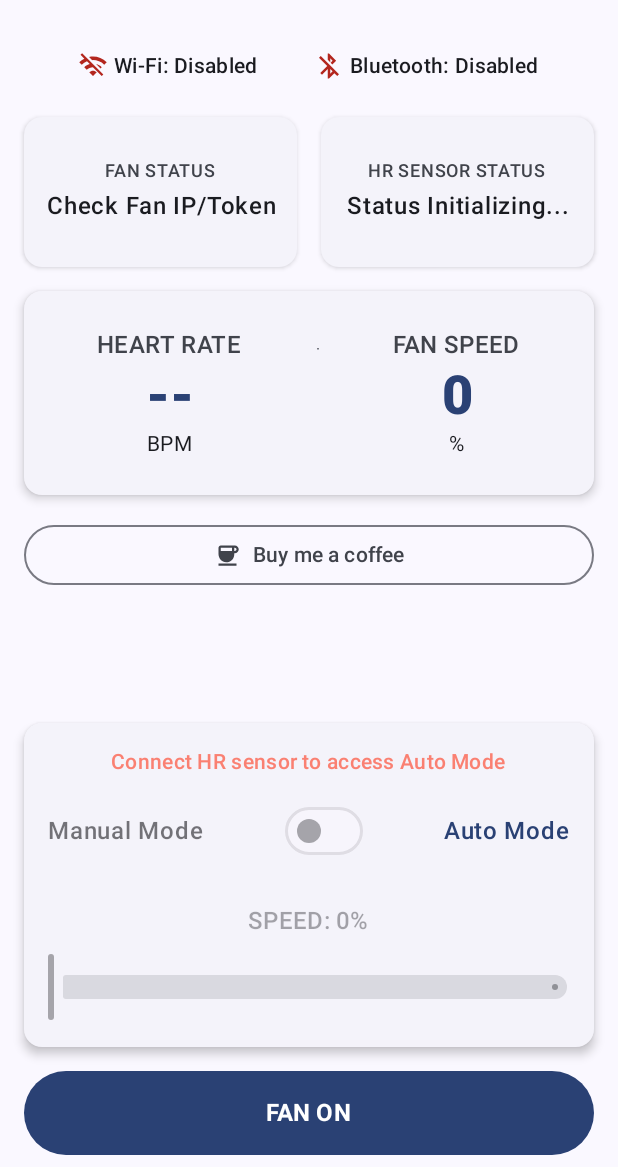
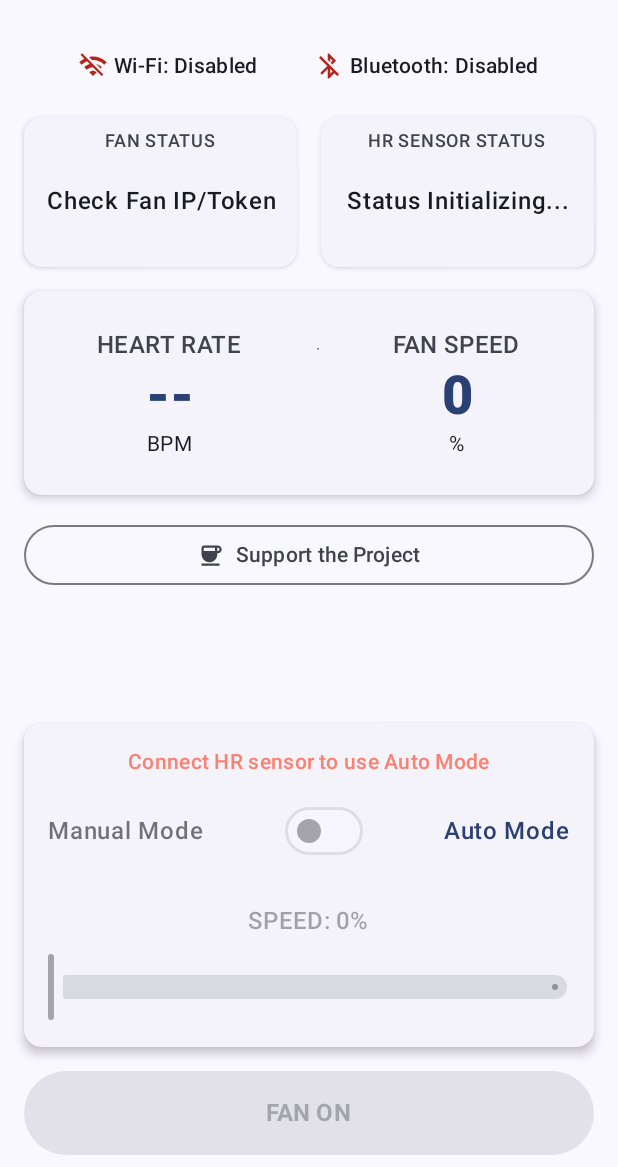
Before and after one commit to chudzik28/SmartHR-FanControl, an Android app built with Jetpack Compose: the composable MainScreen shown on its own in the app's theme, on a phone screen of 412 x 824 dp, the part 69-1236 px from its top. Run offline under Robolectric (Android 15) with nearby library versions, the phone set to English and light mode, and no system bars; 4 statements that could not run were skipped.

```diff
--- a/app/src/main/java/com/chudzikiewicz/smarthrfancontrol/ui/screens/DeviceScanSreen.kt
+++ b/app/src/main/java/com/chudzikiewicz/smarthrfancontrol/ui/screens/DeviceScanSreen.kt
@@ -142,7 +142,7 @@ private fun DeviceScanContent(
                     Switch(
                         checked = uiState.isHrSharingEnabled,
                         onCheckedChange = { onToggleHrSharing() },
-                        enabled = uiState.isBluetoothEnabled
+                        enabled = uiState.isBluetoothEnabled && uiState.selectedHrDeviceAddress != null
                     )
                 }
             }
--- a/app/src/main/java/com/chudzikiewicz/smarthrfancontrol/ui/screens/MainScreen.kt
+++ b/app/src/main/java/com/chudzikiewicz/smarthrfancontrol/ui/screens/MainScreen.kt
@@ -15,20 +15,11 @@
  * You should have received a copy of the GNU General Public License
  * along with this program. If not, see <https://www.gnu.org/licenses/>.
  */
+
 package com.chudzikiewicz.smarthrfancontrol.ui.screens
 
 import android.widget.Toast
-import androidx.compose.foundation.layout.Arrangement
-import androidx.compose.foundation.layout.Column
-import androidx.compose.foundation.layout.PaddingValues
-import androidx.compose.foundation.layout.Row
-import androidx.compose.foundation.layout.Spacer
-import androidx.compose.foundation.layout.fillMaxSize
-import androidx.compose.foundation.layout.fillMaxWidth
-import androidx.compose.foundation.layout.height
-import androidx.compose.foundation.layout.padding
-import androidx.compose.foundation.layout.size
-import androidx.compose.foundation.layout.width
+import androidx.compose.foundation.layout.*
 import androidx.compose.foundation.rememberScrollState
 import androidx.compose.foundation.verticalScroll
 import androidx.compose.material.icons.Icons
@@ -37,22 +28,7 @@ import androidx.compose.material.icons.filled.BluetoothDisabled
 import androidx.compose.material.icons.filled.Coffee
 import androidx.compose.material.icons.filled.Wifi
 import androidx.compose.material.icons.filled.WifiOff
-import androidx.compose.material3.Button
-import androidx.compose.material3.ButtonDefaults
-import androidx.compose.material3.CardDefaults
-import androidx.compose.material3.CenterAlignedTopAppBar
-import androidx.compose.material3.DividerDefaults
-import androidx.compose.material3.ElevatedCard
-import androidx.compose.material3.ExperimentalMaterial3Api
-import androidx.compose.material3.HorizontalDivider
-import androidx.compose.material3.Icon
-import androidx.compose.material3.LinearProgressIndicator
-import androidx.compose.material3.MaterialTheme
-import androidx.compose.material3.OutlinedButton
-import androidx.compose.material3.Scaffold
-import androidx.compose.material3.Slider
-import androidx.compose.material3.Switch
-import androidx.compose.material3.Text
+import androidx.compose.material3.*
 import androidx.compose.runtime.Composable
 import androidx.compose.runtime.LaunchedEffect
 import androidx.compose.runtime.collectAsState
@@ -78,13 +54,11 @@ fun MainScreen(viewModel: MainViewModel) {
 
     LaunchedEffect(key1 = true) {
         viewModel.events.collect { message ->
-            Toast.makeText(
-                context,
-                message,
-                Toast.LENGTH_LONG
-            ).show()
+            Toast.makeText(context, message, Toast.LENGTH_LONG).show()
         }
     }
+
+    val isFanConnected = uiState.fanConnectionStatus.startsWith("Connected")
 
     Scaffold(
         topBar = {
@@ -114,18 +88,19 @@ fun MainScreen(viewModel: MainViewModel) {
             )
 
             Row(
-                modifier = Modifier.fillMaxWidth(),
+                modifier = Modifier
+                    .fillMaxWidth()
+                    .height(IntrinsicSize.Min),
                 horizontalArrangement = Arrangement.spacedBy(16.dp)
             ) {
                 CompactStatusCard(
-                    modifier = Modifier.weight(1f),
+                    modifier = Modifier.weight(1f).fillMaxHeight(),
                     title = "Fan Status",
                     status = uiState.fanConnectionStatus,
                     isConnecting = uiState.isFanConnecting
                 )
-
                 CompactStatusCard(
-                    modifier = Modifier.weight(1f),
+                    modifier = Modifier.weight(1f).fillMaxHeight(),
                     title = "HR Sensor Status",
                     status = uiState.hrDeviceStatus,
                     isConnecting = uiState.isHrConnecting
@@ -144,21 +119,20 @@ fun MainScreen(viewModel: MainViewModel) {
                 fanSpeed = uiState.currentFanSpeed
             )
 
-            SupportButton(
-                url = "https://buymeacoffee.com/chudzim"
-            )
+            SupportButton(url = "https://buymeacoffee.com/chudzim")
 
             Spacer(modifier = Modifier.weight(1f))
 
             FanControlPanel(
                 uiState = uiState,
-                isPanelEnabled = uiState.isFanOn,
+                isPanelEnabled = isFanConnected && uiState.isFanOn,
                 onAutoModeToggle = { viewModel.toggleAutoMode() },
                 onManualSpeedChange = { viewModel.setManualFanSpeed(it) }
             )
 
             MasterToggleButton(
                 isFanOn = uiState.isFanOn,
+                isEnabled = isFanConnected,
                 onClick = { viewModel.toggleFan() }
             )
         }
@@ -181,39 +155,23 @@ private fun ReconnectAlerts(
             verticalAlignment = Alignment.CenterVertically
         ) {
             if (isFanVisible) {
-                ReconnectButton(
-                    modifier = Modifier.weight(1f),
-                    label = "Reconnect Fan",
-                    onClick = onFanClick
-                )
+                ReconnectButton(modifier = Modifier.weight(1f), label = "Reconnect Fan", onClick = onFanClick)
             }
             if (isHrVisible) {
-                ReconnectButton(
-                    modifier = Modifier.weight(1f),
-                    label = "Reconnect HR sensor",
-                    onClick = onHrClick
-                )
+                ReconnectButton(modifier = Modifier.weight(1f), label = "Reconnect HR sensor", onClick = onHrClick)
             }
         }
     }
 }
 
 @Composable
-private fun ReconnectButton(
-    modifier: Modifier = Modifier,
-    label: String,
-    onClick: () -> Unit
-) {
+private fun ReconnectButton(modifier: Modifier = Modifier, label: String, onClick: () -> Unit) {
     Button(
         onClick = onClick,
         modifier = modifier.height(48.dp),
         contentPadding = PaddingValues(horizontal = 16.dp)
     ) {
-        Text(
-            text = label,
-            style = MaterialTheme.typography.labelLarge,
-            fontWeight = FontWeight.Bold
-        )
+        Text(text = label, style = MaterialTheme.typography.labelLarge, fontWeight = FontWeight.Bold)
     }
 }
 
@@ -224,10 +182,8 @@ private fun CompactStatusCard(
     status: String,
     isConnecting: Boolean
 ) {
-    val fixedHeight = 100.dp
-
     ElevatedCard(
-        modifier = modifier.height(fixedHeight),
+        modifier = modifier.heightIn(min = 100.dp),
         elevation = CardDefaults.elevatedCardElevation(defaultElevation = 2.dp)
     ) {
         Column(
@@ -235,24 +191,21 @@ private fun CompactStatusCard(
                 .fillMaxSize()
                 .padding(horizontal = 12.dp, vertical = 8.dp),
             horizontalAlignment = Alignment.CenterHorizontally,
-            verticalArrangement = Arrangement.Center
         ) {
             Text(
                 text = title.uppercase(Locale.getDefault()),
                 style = MaterialTheme.typography.labelMedium,
                 color = MaterialTheme.colorScheme.onSurfaceVariant
             )
-
-            Spacer(modifier = Modifier.height(6.dp))
-
+            Spacer(modifier = Modifier.weight(1f))
             Text(
                 text = status,
                 style = MaterialTheme.typography.bodyLarge,
                 fontWeight = FontWeight.SemiBold,
                 textAlign = TextAlign.Center,
-                modifier = Modifier.weight(1f, fill = false)
+                maxLines = 3
             )
-
+            Spacer(modifier = Modifier.weight(1f))
             if (isConnecting) {
                 LinearProgressIndicator(
                     modifier = Modifier
@@ -261,9 +214,7 @@ private fun CompactStatusCard(
                         .padding(top = 4.dp)
                 )
             } else {
-                Spacer(modifier = Modifier
-                    .height(4.dp)
-                    .padding(top = 4.dp))
+                Spacer(modifier = Modifier.height(4.dp).padding(top = 4.dp))
             }
         }
     }
@@ -276,7 +227,7 @@ private fun FanControlPanel(
     onAutoModeToggle: () -> Unit,
     onManualSpeedChange: (Int) -> Unit
 ) {
-    val isHrConnected = uiState.currentHeartRate > 0
+    val isHrSensorActive = uiState.selectedHrDeviceAddress != null && uiState.hrDeviceStatus.startsWith("Connected")
 
     ElevatedCard(
         modifier = Modifier.fillMaxWidth(),
@@ -286,16 +237,15 @@ private fun FanControlPanel(
             horizontalAlignment = Alignment.CenterHorizontally,
             modifier = Modifier.padding(16.dp)
         ) {
-            if (!isHrConnected) {
+            if (!isHrSensorActive) {
                 Text(
-                    text = "Connect HR sensor to access Auto Mode",
+                    text = "Connect HR sensor to use Auto Mode",
                     color = WarningSalmon,
                     style = MaterialTheme.typography.bodyMedium,
                     fontWeight = FontWeight.SemiBold,
                     modifier = Modifier.padding(bottom = 12.dp)
                 )
             }
-
             Row(
                 modifier = Modifier.fillMaxWidth(),
                 verticalAlignment = Alignment.CenterVertically,
@@ -303,33 +253,25 @@ private fun FanControlPanel(
             ) {
                 Text(
                     "Manual Mode",
-                    color = if (uiState.isAutoModeEnabled || !isPanelEnabled) MaterialTheme.colorScheme.onSurface.copy(
-                        alpha = 0.6f
-                    ) else MaterialTheme.colorScheme.primary,
+                    color = if (uiState.isAutoModeEnabled || !isPanelEnabled) MaterialTheme.colorScheme.onSurface.copy(alpha = 0.6f) else MaterialTheme.colorScheme.primary,
                     fontWeight = FontWeight.SemiBold
                 )
                 Switch(
                     checked = uiState.isAutoModeEnabled,
                     onCheckedChange = { onAutoModeToggle() },
-                    enabled = isPanelEnabled,
+                    enabled = isPanelEnabled && isHrSensorActive,
                 )
                 Text(
                     "Auto Mode",
-                    color = if (!uiState.isAutoModeEnabled && isPanelEnabled) MaterialTheme.colorScheme.onSurface.copy(
-                        alpha = 0.6f
-                    ) else MaterialTheme.colorScheme.primary,
+                    color = if (!uiState.isAutoModeEnabled && isPanelEnabled) MaterialTheme.colorScheme.onSurface.copy(alpha = 0.6f) else MaterialTheme.colorScheme.primary,
                     fontWeight = FontWeight.SemiBold
                 )
             }
-
             Spacer(modifier = Modifier.height(24.dp))
-
             Text(
                 "SPEED: ${uiState.currentFanSpeed}%",
                 style = MaterialTheme.typography.titleMedium,
-                color = if (!isPanelEnabled || uiState.isAutoModeEnabled) MaterialTheme.colorScheme.onSurface.copy(
-                    alpha = 0.38f
-                ) else MaterialTheme.colorScheme.onSurface
+                color = if (!isPanelEnabled || uiState.isAutoModeEnabled) MaterialTheme.colorScheme.onSurface.copy(alpha = 0.38f) else MaterialTheme.colorScheme.onSurface
             )
             Spacer(modifier = Modifier.height(8.dp))
             Slider(
@@ -344,9 +286,14 @@ private fun FanControlPanel(
 }
 
 @Composable
-private fun MasterToggleButton(isFanOn: Boolean, onClick: () -> Unit) {
+private fun MasterToggleButton(
+    isFanOn: Boolean,
+    isEnabled: Boolean,
+    onClick: () -> Unit
+) {
     Button(
         onClick = onClick,
+        enabled = isEnabled,
         modifier = Modifier
             .fillMaxWidth()
             .height(56.dp),
@@ -382,8 +329,7 @@ private fun ConnectivityStatusItem(label: String, isEnabled: Boolean) {
         "Bluetooth" -> if (isEnabled) Icons.Default.Bluetooth else Icons.Default.BluetoothDisabled
         else -> if (isEnabled) Icons.Default.Wifi else Icons.Default.WifiOff
     }
-    val color =
-        if (isEnabled) MaterialTheme.colorScheme.primary else MaterialTheme.colorScheme.error
+    val color = if (isEnabled) MaterialTheme.colorScheme.primary else MaterialTheme.colorScheme.error
     val text = if (isEnabled) "Enabled" else "Disabled"
 
     Row(verticalAlignment = Alignment.CenterVertically) {
@@ -432,7 +378,7 @@ private fun DataDisplayCard(heartRate: Int, fanSpeed: Int) {
 private fun DataColumn(label: String, value: String, unit: String) {
     Column(horizontalAlignment = Alignment.CenterHorizontally) {
         Text(
-            text = label,
+            text = label.uppercase(Locale.getDefault()),
             style = MaterialTheme.typography.titleMedium,
             color = MaterialTheme.colorScheme.onSurfaceVariant
         )
@@ -460,6 +406,6 @@ fun SupportButton(url: String) {
             modifier = Modifier.size(ButtonDefaults.IconSize)
         )
         Spacer(modifier = Modifier.size(ButtonDefaults.IconSpacing))
-        Text("Buy me a coffee")
+        Text("Support the Project")
     }
 }
```
Also changed, not shown: app/build.gradle.kts (+18 -1 lines), app/src/main/java/com/chudzikiewicz/smarthrfancontrol/ui/MainViewModel.kt (+34 -25 lines), app/src/main/java/com/chudzikiewicz/smarthrfancontrol/ui/SettingsManager.kt (+43 -30 lines), 1 other file.
